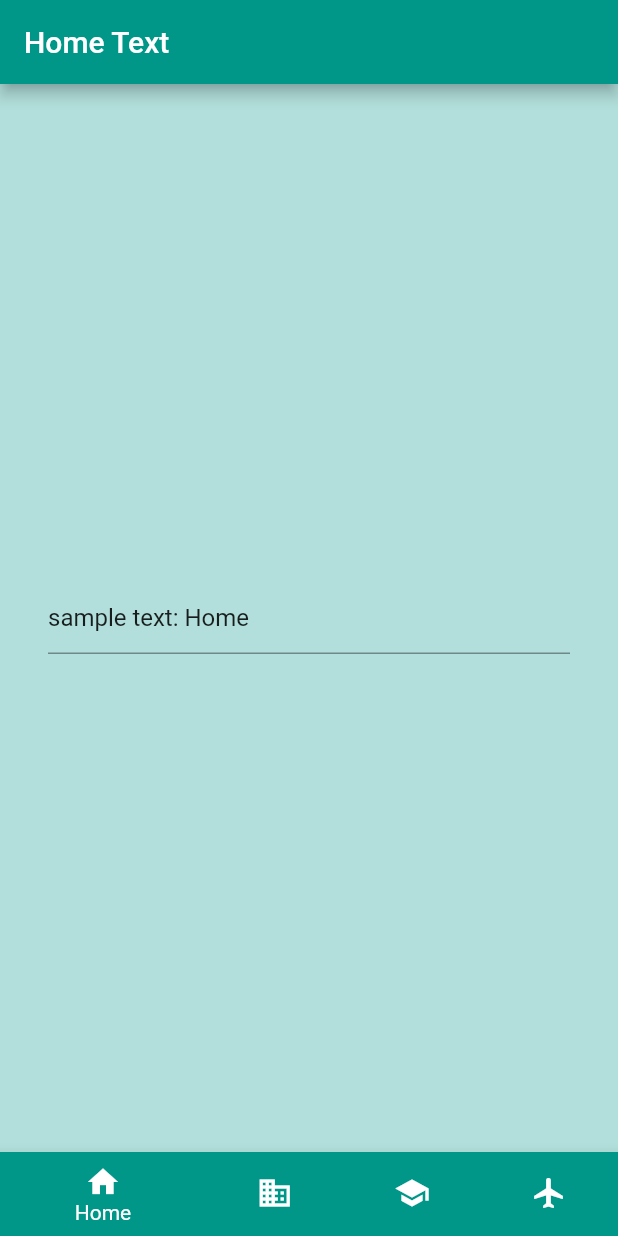
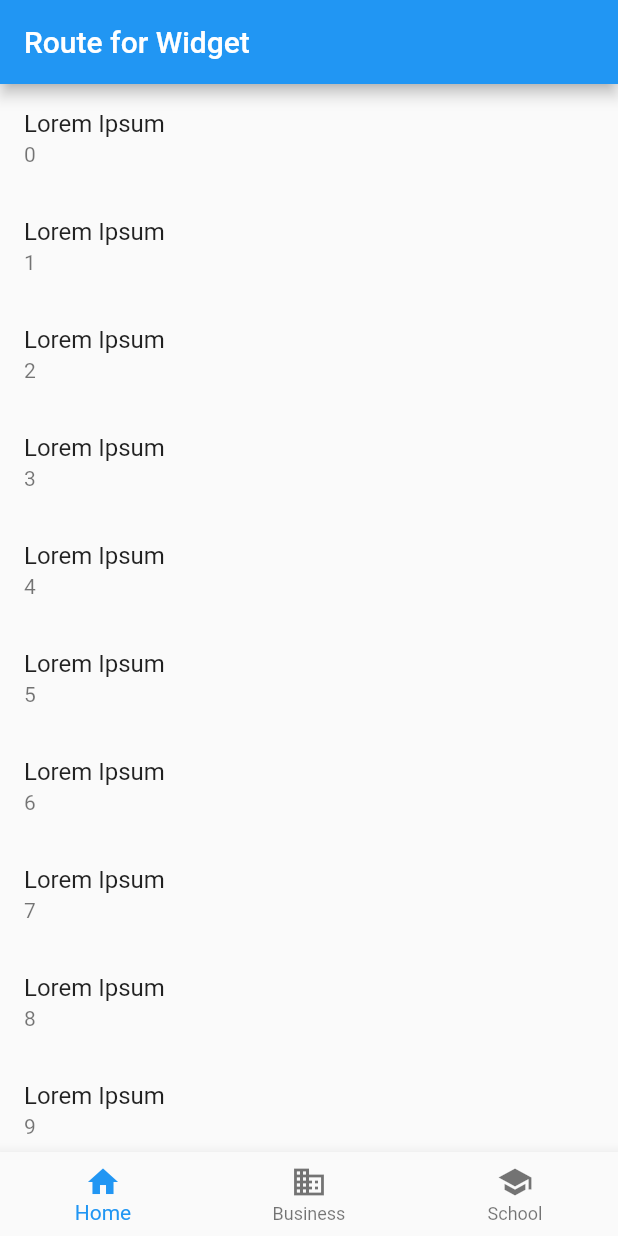
Before and after one commit to dleurs/simple_flutter_auth_app, a Flutter app: the screen it shows after launch, on a phone screen of 412 x 824 dp. Run offline on Flutter 3.47's test engine with Material 2 defaults, Android fonts, the phone set to English and light mode, and no system bars; our stand-ins replace cloud_firestore, firebase_auth, flutter_spinkit, shared_preferences; accounts and stored records are empty.

Commit message:
Saving : another way to key state in pages

```diff
--- a/lib/main.dart
+++ b/lib/main.dart
@@ -1,61 +1,70 @@
 import 'package:flutter/material.dart';
-import 'package:flutter/rendering.dart';
 
-class Destination {
-  const Destination(this.title, this.icon, this.color);
-  final String title;
-  final IconData icon;
-  final MaterialColor color;
+class NavigatorPage extends StatefulWidget {
+  const NavigatorPage({Key key, this.child}) : super(key: key);
+
+  final Widget child;
+
+  @override
+  _NavigatorPageState createState() => _NavigatorPageState();
 }
 
-const List<Destination> allDestinations = <Destination>[
-  Destination('Home', Icons.home, Colors.teal),
-  Destination('Business', Icons.business, Colors.cyan),
-  Destination('School', Icons.school, Colors.orange),
-  Destination('Flight', Icons.flight, Colors.blue)
-];
-
-
-class DestinationView extends StatefulWidget {
-  const DestinationView({ Key key, this.destination }) : super(key: key);
-
-  final Destination destination;
-
-  @override
-  _DestinationViewState createState() => _DestinationViewState();
-}
-
-class _DestinationViewState extends State<DestinationView> {
+class _NavigatorPageState extends State<NavigatorPage> {
   TextEditingController _textController;
 
   @override
   void initState() {
     super.initState();
     _textController = TextEditingController(
-      text: 'sample text: ${widget.destination.title}',
+      text: 'sample text: ${widget.child}',
     );
   }
 
   @override
   Widget build(BuildContext context) {
-    return Scaffold(
-      appBar: AppBar(
-        title: Text('${widget.destination.title} Text'),
-        backgroundColor: widget.destination.color,
-      ),
-      backgroundColor: widget.destination.color[100],
-      body: Container(
-        padding: const EdgeInsets.all(32.0),
-        alignment: Alignment.center,
-        child: TextField(controller: _textController),
-      ),
+    return Navigator(
+      onGenerateRoute: (RouteSettings settings) {
+        return new MaterialPageRoute(
+          settings: settings,
+          builder: (BuildContext context) {
+            /*return Center(
+              child: Column(
+                mainAxisSize: MainAxisSize.min,
+                children: <Widget>[
+                  widget.child,
+                  SizedBox(height: 16.0),
+                  RaisedButton(
+                    child: Text('push a route'),
+                    onPressed: () {
+                      Navigator.of(context).push(MaterialPageRoute(
+                        builder: (BuildContext context) {
+                          */return
+                          Scaffold(
+                            appBar: AppBar(
+                                title: Text('Route for ${widget.child}')),
+                            body:
+                                ListView.builder(itemBuilder: (context, index) {
+                              return ListTile(
+                                title: Text('Lorem Ipsum'),
+                                subtitle: Text('$index'),
+                              );
+                            }), /*Container(
+                              padding: const EdgeInsets.all(16.0),
+                              alignment: Alignment.center,
+                              child: TextField(controller: _textController),
+                            ),*/
+                          ); /*
+                        },
+                      ));
+                    },
+                  ),
+                ],
+              ),
+            );*/
+          },
+        );
+      },
     );
-  }
-
-  @override
-  void dispose() {
-    _textController.dispose();
-    super.dispose();
   }
 }
 
@@ -64,40 +73,41 @@ class HomePage extends StatefulWidget {
   _HomePageState createState() => _HomePageState();
 }
 
-class _HomePageState extends State<HomePage> with TickerProviderStateMixin<HomePage> {
-  int _currentIndex = 0;
+class _HomePageState extends State<HomePage> {
+  int _pageIndex = 0;
 
   @override
   Widget build(BuildContext context) {
     return Scaffold(
       body: SafeArea(
-        top: false,
         child: IndexedStack(
-          index: _currentIndex,
-          children: allDestinations.map<Widget>((Destination destination) {
-            return DestinationView(destination: destination);
-          }).toList(),
+          index: _pageIndex,
+          children: const <Widget>[
+            NavigatorPage(child: Text('Home')),
+            NavigatorPage(child: Text('Business')),
+            NavigatorPage(child: Text('School')),
+          ],
         ),
       ),
       bottomNavigationBar: BottomNavigationBar(
-        currentIndex: _currentIndex,
+        items: const <BottomNavigationBarItem>[
+          BottomNavigationBarItem(icon: Icon(Icons.home), title: Text('Home')),
+          BottomNavigationBarItem(
+              icon: Icon(Icons.business), title: Text('Business')),
+          BottomNavigationBarItem(
+              icon: Icon(Icons.school), title: Text('School')),
+        ],
+        currentIndex: _pageIndex,
         onTap: (int index) {
           setState(() {
-            _currentIndex = index;
+            _pageIndex = index;
           });
         },
-        items: allDestinations.map((Destination destination) {
-          return BottomNavigationBarItem(
-            icon: Icon(destination.icon),
-            backgroundColor: destination.color,
-            title: Text(destination.title)
-          );
-        }).toList(),
       ),
     );
   }
 }
 
 void main() {
-  runApp(MaterialApp(home: HomePage(), debugShowCheckedModeBanner: false));
+  runApp(MaterialApp(home: HomePage()));
 }
--- /dev/null
+++ b/lib/test_main.dart
@@ -0,0 +1,103 @@
+import 'package:flutter/material.dart';
+import 'package:flutter/rendering.dart';
+
+class Destination {
+  const Destination(this.title, this.icon, this.color);
+  final String title;
+  final IconData icon;
+  final MaterialColor color;
+}
+
+const List<Destination> allDestinations = <Destination>[
+  Destination('Home', Icons.home, Colors.teal),
+  Destination('Business', Icons.business, Colors.cyan),
+  Destination('School', Icons.school, Colors.orange),
+  Destination('Flight', Icons.flight, Colors.blue)
+];
+
+
+class DestinationView extends StatefulWidget {
+  const DestinationView({ Key key, this.destination }) : super(key: key);
+
+  final Destination destination;
+
+  @override
+  _DestinationViewState createState() => _DestinationViewState();
+}
+
+class _DestinationViewState extends State<DestinationView> {
+  TextEditingController _textController;
+
+  @override
+  void initState() {
+    super.initState();
+    _textController = TextEditingController(
+      text: 'sample text: ${widget.destination.title}',
+    );
+  }
+
+  @override
+  Widget build(BuildContext context) {
+    return Scaffold(
+      appBar: AppBar(
+        title: Text('${widget.destination.title} Text'),
+        backgroundColor: widget.destination.color,
+      ),
+      backgroundColor: widget.destination.color[100],
+      body: Container(
+        padding: const EdgeInsets.all(32.0),
+        alignment: Alignment.center,
+        child: TextField(controller: _textController),
+      ),
+    );
+  }
+
+  @override
+  void dispose() {
+    _textController.dispose();
+    super.dispose();
+  }
+}
+
+class HomePage extends StatefulWidget {
+  @override
+  _HomePageState createState() => _HomePageState();
+}
+
+class _HomePageState extends State<HomePage> with TickerProviderStateMixin<HomePage> {
+  int _currentIndex = 0;
+
+  @override
+  Widget build(BuildContext context) {
+    return Scaffold(
+      body: SafeArea(
+        top: false,
+        child: IndexedStack(
+          index: _currentIndex,
+          children: allDestinations.map<Widget>((Destination destination) {
+            return DestinationView(destination: destination);
+          }).toList(),
+        ),
+      ),
+      bottomNavigationBar: BottomNavigationBar(
+        currentIndex: _currentIndex,
+        onTap: (int index) {
+          setState(() {
+            _currentIndex = index;
+          });
+        },
+        items: allDestinations.map((Destination destination) {
+          return BottomNavigationBarItem(
+            icon: Icon(destination.icon),
+            backgroundColor: destination.color,
+            title: Text(destination.title)
+          );
+        }).toList(),
+      ),
+    );
+  }
+}
+
+void main() {
+  runApp(MaterialApp(home: HomePage(), debugShowCheckedModeBanner: false));
+}
```
Also changed, not shown: lib/test_2_main.dart (renamed from lib/main_save.dart, +20 -7 lines).
